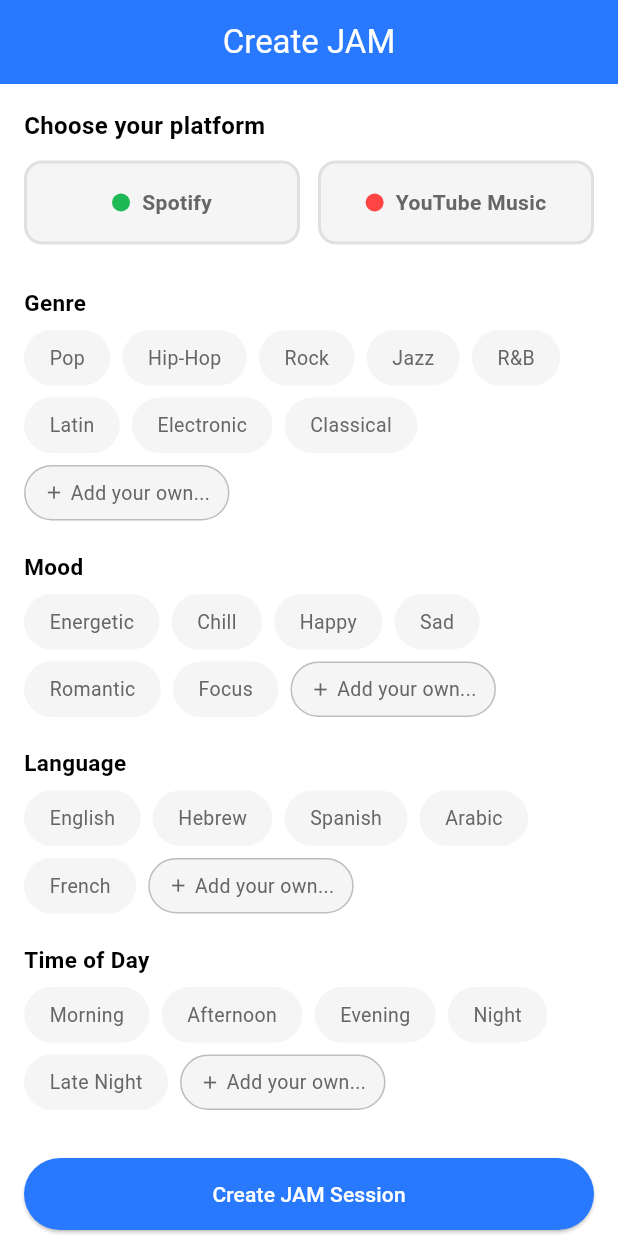
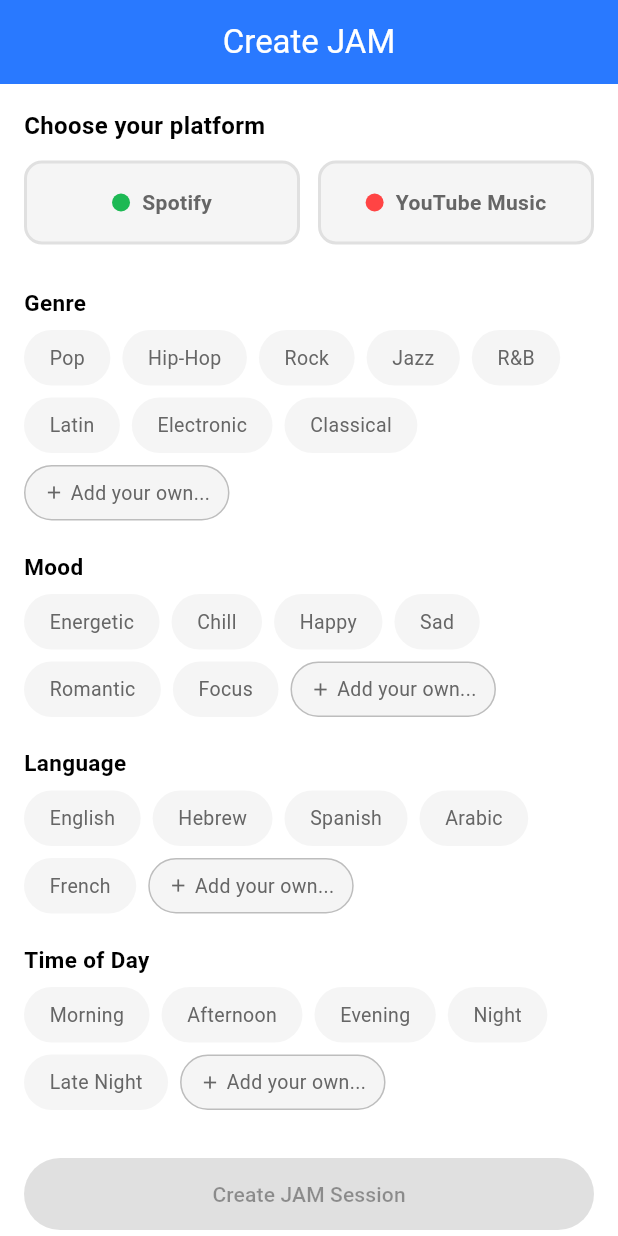
Before and after one commit to shirelsallary/JamAi, a Flutter app: the CreateSessionScreen screen opened by its route, on a phone screen of 412 x 824 dp. Run offline on Flutter 3.47's test engine with Material 3 defaults, Android fonts, the phone set to English and light mode, and no system bars; our stand-ins replace go_router, shared_preferences; accounts and stored records are empty.

Commit message:
fix: platform selection required for session creation (F4)
- Keep Create button disabled until platform is chosen
- Add hint text when no platform selected
- Context tags remain optional

```diff
--- a/lib/features/session/screens/create_session_screen.dart
+++ b/lib/features/session/screens/create_session_screen.dart
@@ -31,7 +31,7 @@
   String? _customTime;
   bool _isLoading = false;
 
-  bool get _canCreate => !_isLoading;
+  bool get _canCreate => !_isLoading && _selectedPlatform != null;
 
   Future<void> _createSession() async {
     final token = await AuthService.getToken();
@@ -176,8 +176,8 @@
             ElevatedButton(
               onPressed: _canCreate ? _createSession : null,
               style: ElevatedButton.styleFrom(
-                backgroundColor: kPrimary,
-                foregroundColor: Colors.white,
+                backgroundColor: _canCreate ? kPrimary : Colors.grey.shade300,
+                foregroundColor: _canCreate ? Colors.white : kTextSecondary,
                 minimumSize: const Size(double.infinity, 48),
                 shape: RoundedRectangleBorder(
                   borderRadius: BorderRadius.circular(24),
@@ -194,6 +194,14 @@
                     )
                   : const Text('Create JAM Session'),
             ),
+            if (_selectedPlatform == null) ...[
+              const SizedBox(height: 8),
+              const Text(
+                'Please select a platform to continue',
+                style: TextStyle(color: kRed, fontSize: 12),
+                textAlign: TextAlign.center,
+              ),
+            ],
             const SizedBox(height: 24),
           ],
         ),
```
